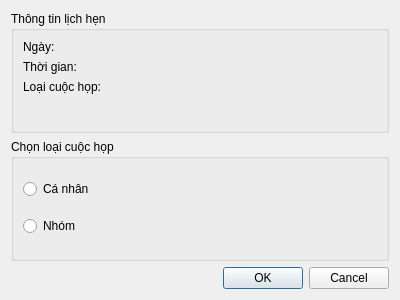
The window that src/views/studentviews/meetingbooking.ui (HuyenTranggg/Meeting_Scheduler_App) describes before a commit, drawn with Qt 5.
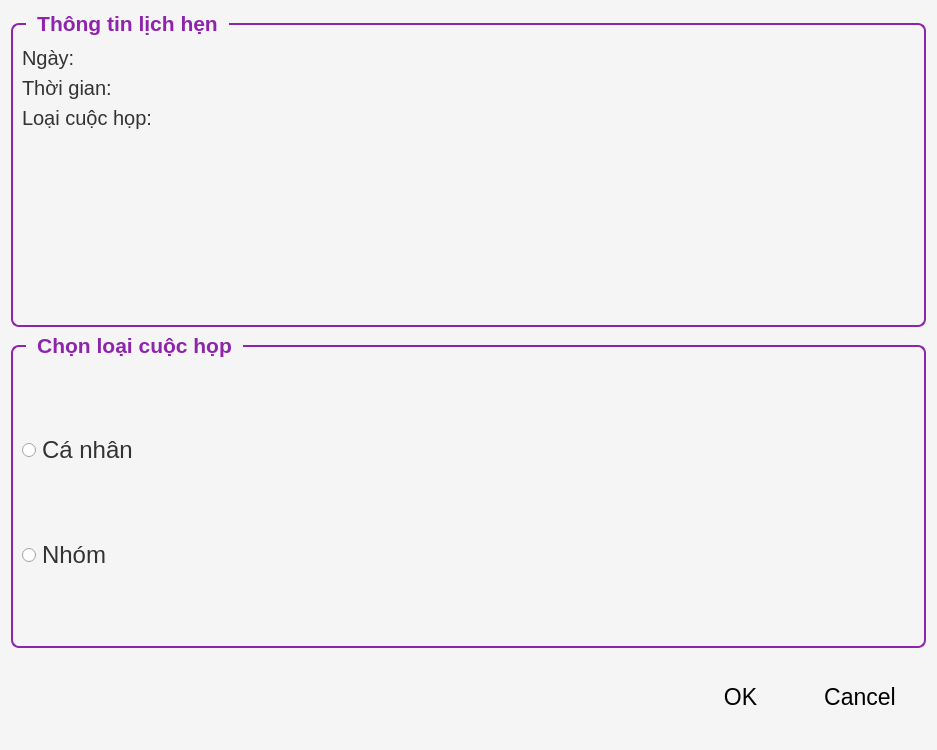
The same window after the commit.

Commit message: style lai giao dien

What changed in the file:
```diff
--- a/src/views/studentviews/meetingbooking.ui
+++ b/src/views/studentviews/meetingbooking.ui
@@ -6,13 +6,50 @@
    <rect>
     <x>0</x>
     <y>0</y>
-    <width>400</width>
-    <height>300</height>
+    <width>937</width>
+    <height>750</height>
    </rect>
   </property>
   <property name="windowTitle">
    <string>Đặt lịch hẹn</string>
   </property>
+  <property name="styleSheet">
+   <string notr="true">
+    QDialog {
+        background-color: #f5f5f5;
+        font-family: 'Segoe UI', Arial;
+        font-size: 15pt;
+    }
+    QGroupBox {
+        font-size: 16pt;
+        font-weight: bold;
+        color: #8e24aa;
+        border: 2px solid #8e24aa;
+        border-radius: 8px;
+        margin-top: 12px;
+        padding-top: 12px;
+    }
+    QGroupBox::title {
+        subcontrol-origin: margin;
+        left: 15px;
+        padding: 0 8px;
+    }
+    QLabel {
+        color: #333333;
+        font-size: 15pt;
+    }
+    QRadioButton {
+        font-size: 18pt;
+        color: #333333;
+    }
+    QPushButton {
+        font-size: 17pt;
+        padding: 15px 30px;
+        border-radius: 8px;
+        min-height: 55px;
+    }
+   </string>
+  </property>
   <layout class="QVBoxLayout" name="verticalLayout">
    <item>
     <widget class="QGroupBox" name="infoGroupBox">
```
The commit also changes 26 other files.
